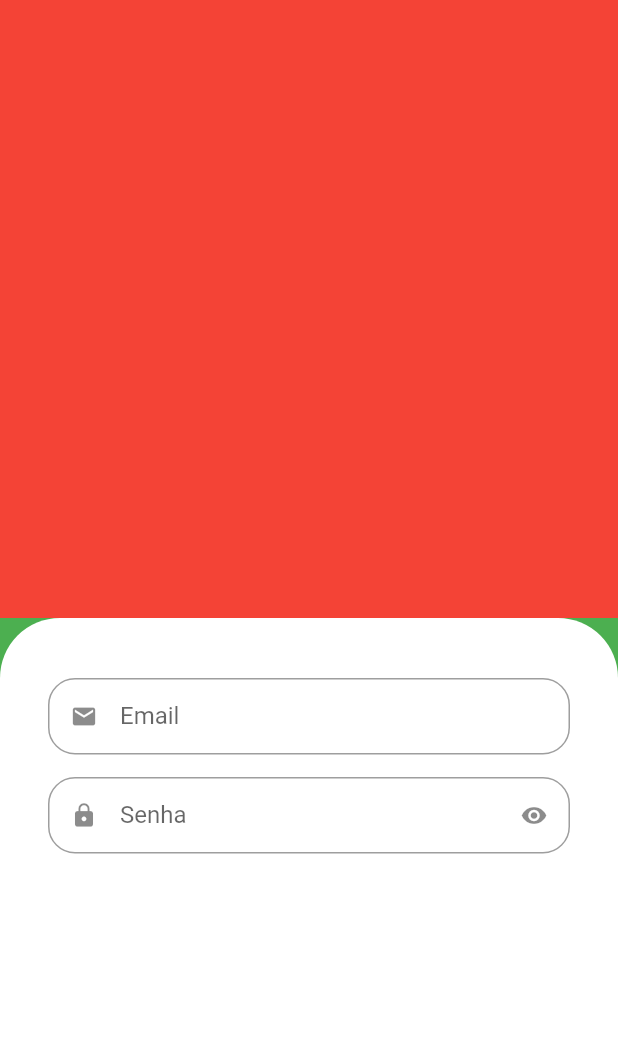
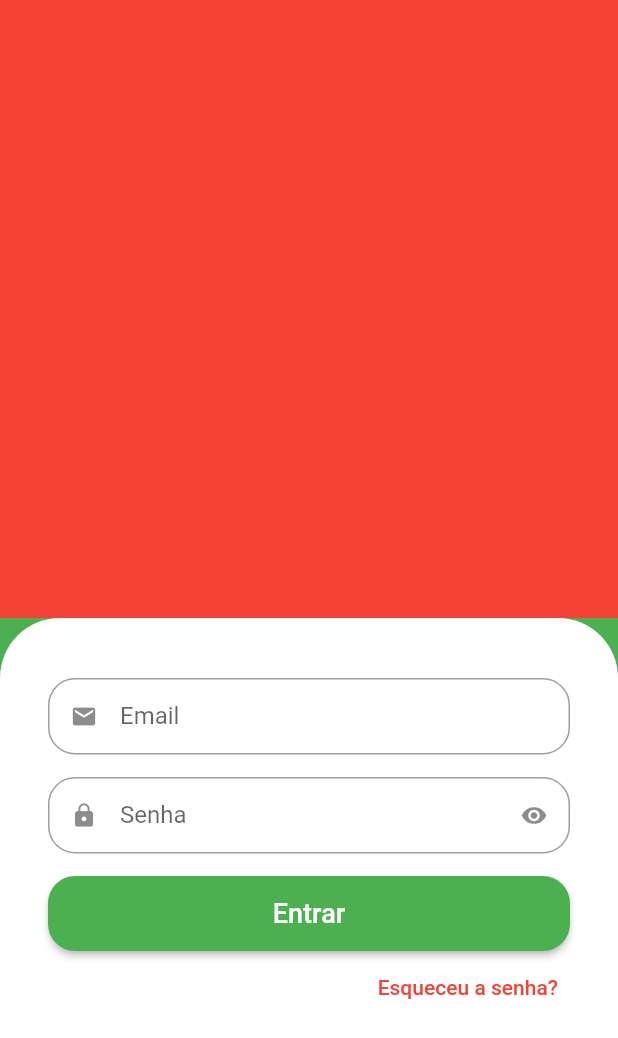
Before and after one commit to Fabricio-Guima/dart-fundamentos, a Flutter app: the screen it shows after launch, on a phone screen of 412 x 824 dp. Shown: the top 1038 px of the screen. Run offline on Flutter 3.47's test engine with Material 2 defaults, Android fonts, the phone set to English and light mode, and no system bars; our stand-ins replace sqflite, synchronized; missing offline and left inert: dart:mirrors, mysql1; accounts and stored records are empty.

Commit message:
Botao entrar e esqueceu senha

```diff
--- a/quitanda/lib/src/auth/sign_in_screen.dart
+++ b/quitanda/lib/src/auth/sign_in_screen.dart
@@ -16,23 +16,49 @@ class SignInScreen extends StatelessWidget {
         ),
         Expanded(
           child: Container(
-            padding: EdgeInsets.symmetric(horizontal: 32, vertical: 40),
-            decoration: BoxDecoration(
+            padding: const EdgeInsets.symmetric(horizontal: 32, vertical: 40),
+            decoration: const BoxDecoration(
                 color: Colors.white,
-                borderRadius: BorderRadius.vertical(top: Radius.circular(40))),
+                borderRadius:
+                    const BorderRadius.vertical(top: Radius.circular(40))),
             child: Column(
+              crossAxisAlignment: CrossAxisAlignment.stretch,
               children: [
                 //email
-                CustomTextField(
+                const CustomTextField(
                   icon: Icons.email,
                   label: 'Email',
                 ),
                 //senha
-                CustomTextField(
+                const CustomTextField(
                   icon: Icons.lock,
                   label: 'Senha',
                   isSecret: true,
                 ),
+                SizedBox(
+                  height: 50,
+                  child: ElevatedButton(
+                    style: ElevatedButton.styleFrom(
+                      shape: RoundedRectangleBorder(
+                        borderRadius: BorderRadius.circular(18),
+                      ),
+                    ),
+                    onPressed: () {},
+                    child: const Text(
+                      'Entrar',
+                      style: TextStyle(fontSize: 18),
+                    ),
+                  ),
+                ),
+                Align(
+                  alignment: Alignment.centerRight,
+                  child: TextButton(
+                      onPressed: () {},
+                      child: const Text(
+                        'Esqueceu a senha?',
+                        style: TextStyle(color: Colors.red),
+                      )),
+                )
               ],
             ),
           ),
```
